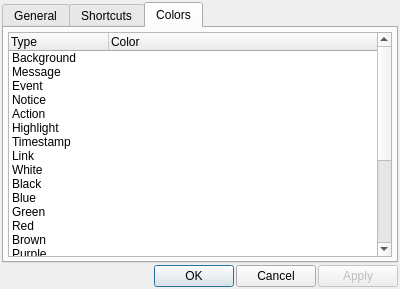
Before: the Qt Designer form Quazaa/UI/dialogircsettings.ui in c3c/quazaa, drawn with Qt 5.
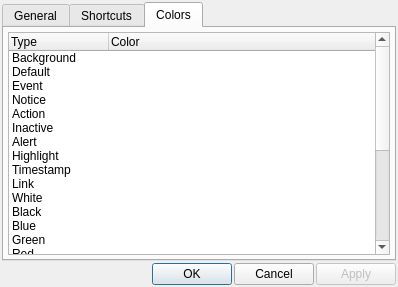
After: the same form once the commit is applied. Icons and pictures are not drawn. Custom widgets are drawn as their Qt base class.

```diff
--- a/Quazaa/UI/dialogircsettings.ui
+++ b/Quazaa/UI/dialogircsettings.ui
@@ -6,8 +6,8 @@
    <rect>
     <x>0</x>
     <y>0</y>
-    <width>400</width>
-    <height>289</height>
+    <width>398</width>
+    <height>287</height>
    </rect>
   </property>
   <property name="windowTitle">
@@ -349,7 +349,7 @@
          </item>
          <item>
           <property name="text">
-           <string>Message</string>
+           <string>Default</string>
           </property>
           <property name="flags">
            <set>ItemIsSelectable|ItemIsEditable|ItemIsEnabled</set>
@@ -382,6 +382,16 @@
            <set>ItemIsSelectable|ItemIsEditable|ItemIsEnabled</set>
           </property>
          </item>
+         <item>
+          <property name="text">
+           <string>Inactive</string>
+          </property>
+         </item>
+         <item>
+          <property name="text">
+           <string>Alert</string>
+          </property>
+         </item>
          <item>
           <property name="text">
            <string>Highlight</string>
```
Left out of the diff: 44 changed lines with no effect on the pictures.
